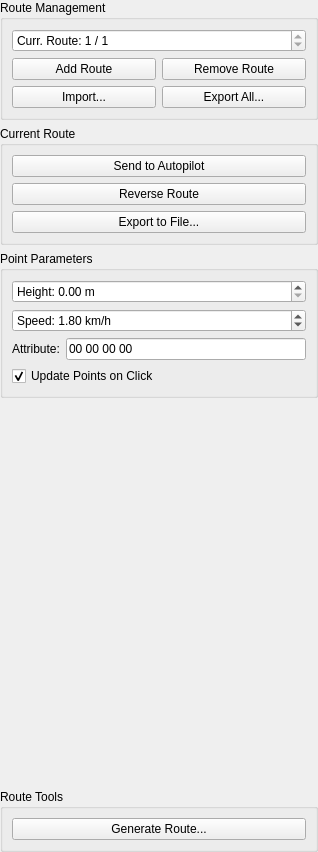
Before: the Qt Designer form userinterface/planui.ui in RISE-Dependable-Transport-Systems/WayWise, drawn with Qt 5.
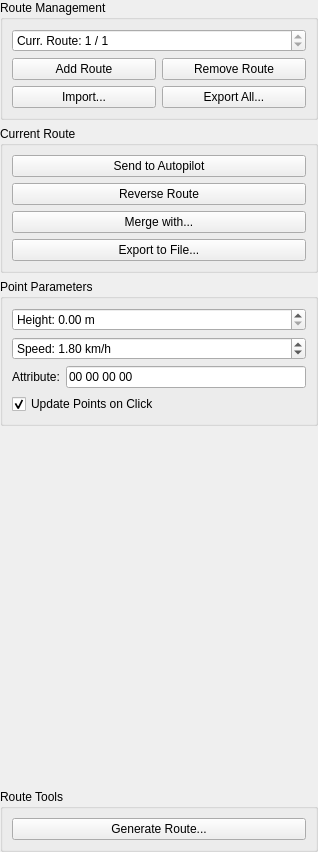
After: the same form once the commit is applied.

Commit message: Button for merging the current route with another route

```diff
--- a/userinterface/planui.ui
+++ b/userinterface/planui.ui
@@ -118,6 +118,13 @@
         </property>
        </widget>
       </item>
+      <item>
+       <widget class="QPushButton" name="Merge">
+        <property name="text">
+         <string>Merge with...</string>
+        </property>
+       </widget>
+      </item>
       <item>
        <widget class="QPushButton" name="exportCurrentRouteButton">
         <property name="text">
```
The commit also changes 4 other files.
